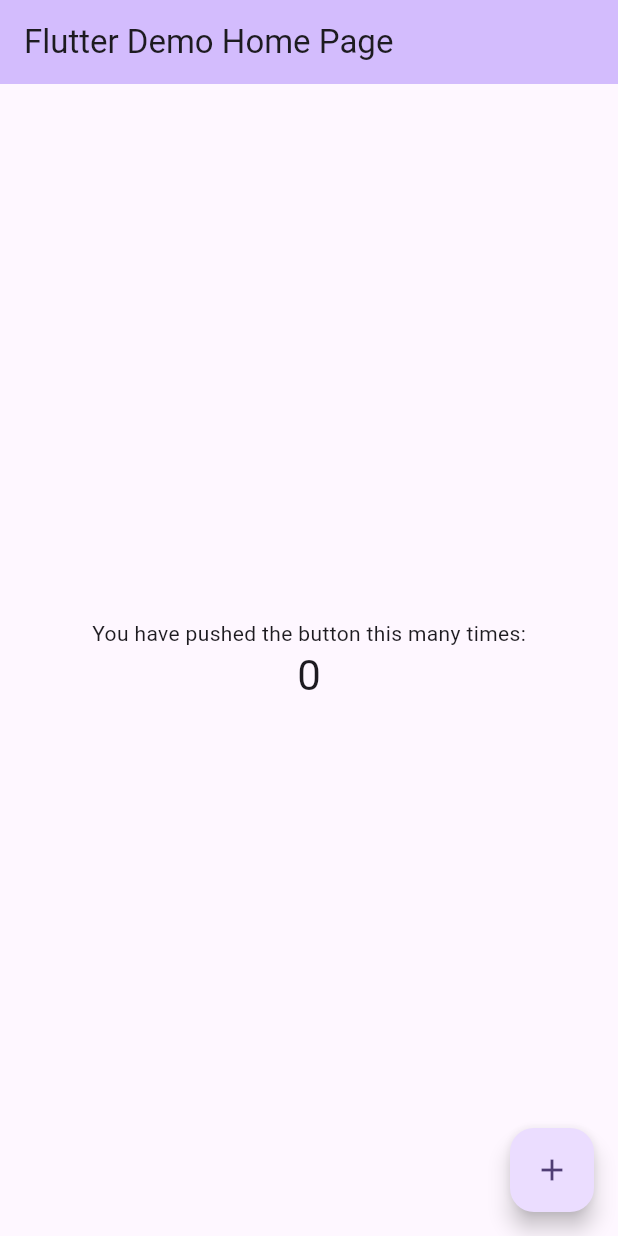
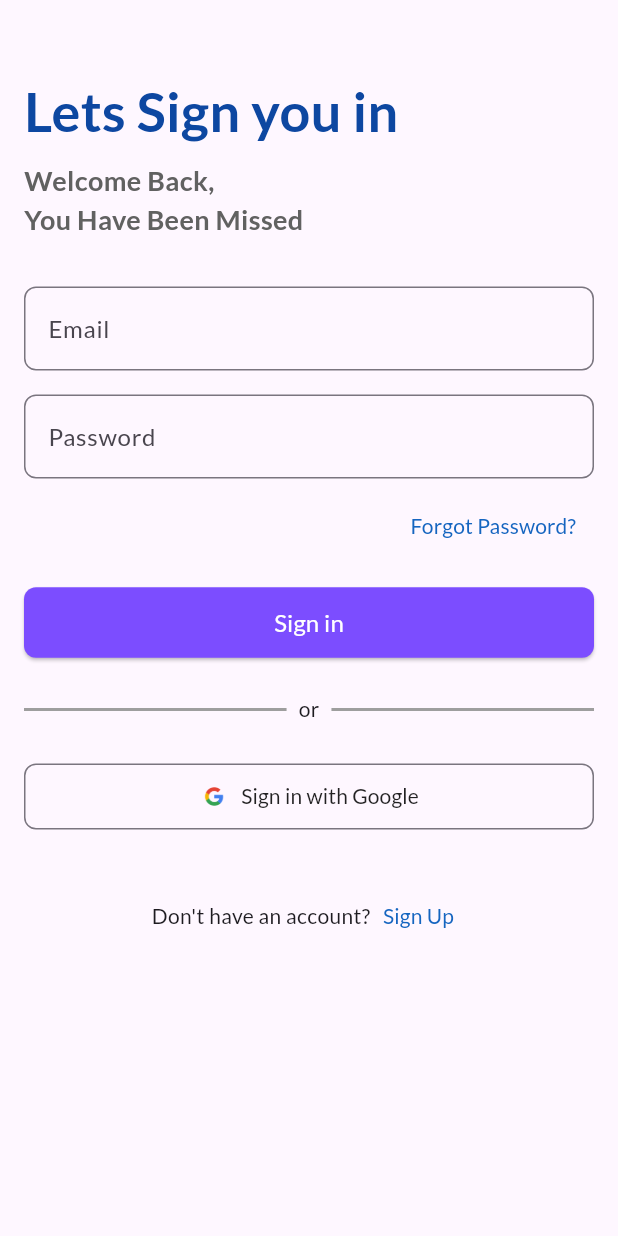
Before and after one commit to dianprsty/wartasae, a Flutter app: the screen it shows after launch, on a phone screen of 412 x 824 dp. Run offline on Flutter 3.47's test engine with Material 3 defaults, Android fonts, the light colour scheme and no system bars; our stand-ins replace email_validator, google_fonts.

Commit message:
feat: login screen ui creation

```diff
--- /dev/null
+++ b/lib/features/auth/presentation/pages/login_page.dart
@@ -0,0 +1,240 @@
+import 'package:email_validator/email_validator.dart';
+import 'package:flutter/material.dart';
+
+class LoginPage extends StatefulWidget {
+  const LoginPage({super.key});
+
+  @override
+  State<LoginPage> createState() => _LoginPageState();
+}
+
+class _LoginPageState extends State<LoginPage> {
+  final TextEditingController _emailController = TextEditingController();
+  final TextEditingController _passwordController = TextEditingController();
+  final _formKey = GlobalKey<FormState>();
+
+  String? validateEmail(value) {
+    if (value == null || value.isEmpty) {
+      return "Email can't be empty";
+    }
+
+    if (!EmailValidator.validate(value)) {
+      return "Email format is not valid";
+    }
+
+    return null;
+  }
+
+  String? validatePassword(String? value) {
+    if (value == null || value.isEmpty) {
+      return "Password can't be empty";
+    }
+
+    if (value.length < 6) {
+      return "Password length should be at leart 6 character";
+    }
+
+    return null;
+  }
+
+  void onFormSubmit() {
+    if (!_formKey.currentState!.validate()) {
+      return;
+    }
+    var snackBar = const SnackBar(
+      content: Text("Login Success"),
+    );
+    ScaffoldMessenger.of(context).showSnackBar(snackBar);
+  }
+
+  @override
+  Widget build(BuildContext context) {
+    return Scaffold(
+      body: SafeArea(
+        child: SingleChildScrollView(
+          child: Container(
+            padding: const EdgeInsets.all(16),
+            child: Column(
+              mainAxisAlignment: MainAxisAlignment.center,
+              crossAxisAlignment: CrossAxisAlignment.stretch,
+              children: [
+                const SizedBox(
+                  height: 32,
+                ),
+                Text(
+                  "Lets Sign you in",
+                  style: titleStyle,
+                ),
+                const SizedBox(
+                  height: 8,
+                ),
+                Text(
+                  "Welcome Back,",
+                  style: titleDescStyle,
+                ),
+                Text(
+                  "You Have Been Missed",
+                  style: titleDescStyle,
+                ),
+                const SizedBox(
+                  height: 32,
+                ),
+                Form(
+                  key: _formKey,
+                  child: Column(
+                    crossAxisAlignment: CrossAxisAlignment.stretch,
+                    children: [
+                      TextFormField(
+                        validator: validateEmail,
+                        controller: _emailController,
+                        decoration: InputDecoration(
+                          border: OutlineInputBorder(
+                            borderRadius: BorderRadius.circular(8),
+                          ),
+                          hintText: "Email",
+                          labelText: "Email",
+                          focusColor: Colors.blue[900],
+                        ),
+                      ),
+                      const SizedBox(height: 16),
+                      TextFormField(
+                        obscureText: true,
+                        validator: validatePassword,
+                        controller: _passwordController,
+                        decoration: InputDecoration(
+                          border: OutlineInputBorder(
+                            borderRadius: BorderRadius.circular(8),
+                          ),
+                          hintText: "Password",
+                          labelText: "Password",
+                          focusColor: Colors.blue[900],
+                        ),
+                      ),
+                      const SizedBox(height: 8),
+                      TextButton(
+                        style: const ButtonStyle(
+                          alignment: Alignment.centerRight,
+                          enableFeedback: false,
+                          overlayColor: WidgetStateColor.transparent,
+                        ),
+                        onPressed: () {},
+                        child: Text(
+                          "Forgot Password?",
+                          style: TextStyle(color: Colors.blue[800]),
+                          textAlign: TextAlign.end,
+                        ),
+                      ),
+                      const SizedBox(height: 16),
+                      ElevatedButton(
+                        onPressed: onFormSubmit,
+                        style: const ButtonStyle(
+                          padding: WidgetStatePropertyAll(EdgeInsets.all(12)),
+                          backgroundColor:
+                              WidgetStatePropertyAll(Colors.deepPurpleAccent),
+                          shape: WidgetStatePropertyAll(
+                            RoundedRectangleBorder(
+                              borderRadius:
+                                  BorderRadius.all(Radius.circular(8)),
+                            ),
+                          ),
+                        ),
+                        child: const Text(
+                          "Sign in",
+                          style: TextStyle(color: Colors.white, fontSize: 16),
+                        ),
+                      ),
+                    ],
+                  ),
+                ),
+                const SizedBox(height: 24),
+                Row(
+                  children: [
+                    Flexible(
+                      child: Container(
+                        decoration: BoxDecoration(
+                          border: Border.all(color: Colors.grey[500] as Color),
+                        ),
+                      ),
+                    ),
+                    const Padding(
+                      padding: EdgeInsetsDirectional.only(start: 8, end: 8),
+                      child: Text("or"),
+                    ),
+                    Flexible(
+                      child: Container(
+                        decoration: BoxDecoration(
+                          border: Border.all(color: Colors.grey[500] as Color),
+                        ),
+                      ),
+                    )
+                  ],
+                ),
+                const SizedBox(height: 24),
+                OutlinedButton(
+                  onPressed: () {
+                    //
+                  },
+                  style: const ButtonStyle(
+                    padding: WidgetStatePropertyAll(EdgeInsets.all(12)),
+                    shape: WidgetStatePropertyAll(
+                      RoundedRectangleBorder(
+                        borderRadius: BorderRadius.all(Radius.circular(8)),
+                      ),
+                    ),
+                  ),
+                  child: Row(
+                    mainAxisAlignment: MainAxisAlignment.center,
+                    children: [
+                      Image.asset(
+                        "assets/images/google.png",
+                        height: 20,
+                      ),
+                      const SizedBox(width: 8),
+                      const Text(
+                        "Sign in with Google",
+                        style: TextStyle(color: Colors.black87, fontSize: 14),
+                      )
+                    ],
+                  ),
+                ),
+                const SizedBox(height: 32),
+                Row(
+                  mainAxisAlignment: MainAxisAlignment.center,
+                  children: [
+                    const Text("Don't have an account?"),
+                    TextButton(
+                      style: const ButtonStyle(
+                          alignment: Alignment.center,
+                          enableFeedback: false,
+                          overlayColor: WidgetStateColor.transparent,
+                          padding: WidgetStatePropertyAll(EdgeInsets.zero)),
+                      onPressed: () {},
+                      child: Text(
+                        "Sign Up",
+                        style: TextStyle(
+                          color: Colors.blue[800],
+                        ),
+                      ),
+                    ),
+                  ],
+                )
+              ],
+            ),
+          ),
+        ),
+      ),
+    );
+  }
+
+  TextStyle titleStyle = TextStyle(
+    fontWeight: FontWeight.bold,
+    fontSize: 36,
+    color: Colors.blue[900],
+  );
+
+  TextStyle titleDescStyle = TextStyle(
+    fontWeight: FontWeight.w600,
+    fontSize: 18,
+    color: Colors.grey[700],
+  );
+}
--- a/lib/main.dart
+++ b/lib/main.dart
@@ -1,4 +1,6 @@
 import 'package:flutter/material.dart';
+import 'package:google_fonts/google_fonts.dart';
+import 'package:warta_sae/features/auth/presentation/pages/login_page.dart';
 
 void main() {
   runApp(const MyApp());
@@ -13,113 +15,11 @@
     return MaterialApp(
       title: 'Flutter Demo',
       theme: ThemeData(
-        // This is the theme of your application.
-        //
-        // TRY THIS: Try running your application with "flutter run". You'll see
-        // the application has a purple toolbar. Then, without quitting the app,
-        // try changing the seedColor in the colorScheme below to Colors.green
-        // and then invoke "hot reload" (save your changes or press the "hot
-        // reload" button in a Flutter-supported IDE, or press "r" if you used
-        // the command line to start the app).
-        //
-        // Notice that the counter didn't reset back to zero; the application
-        // state is not lost during the reload. To reset the state, use hot
-        // restart instead.
-        //
-        // This works for code too, not just values: Most code changes can be
-        // tested with just a hot reload.
         colorScheme: ColorScheme.fromSeed(seedColor: Colors.deepPurple),
+        textTheme: GoogleFonts.latoTextTheme(),
         useMaterial3: true,
       ),
-      home: const MyHomePage(title: 'Flutter Demo Home Page'),
+      home: const LoginPage(),
     );
   }
 }
-
-class MyHomePage extends StatefulWidget {
-  const MyHomePage({super.key, required this.title});
-
-  // This widget is the home page of your application. It is stateful, meaning
-  // that it has a State object (defined below) that contains fields that affect
-  // how it looks.
-
-  // This class is the configuration for the state. It holds the values (in this
-  // case the title) provided by the parent (in this case the App widget) and
-  // used by the build method of the State. Fields in a Widget subclass are
-  // always marked "final".
-
-  final String title;
-
-  @override
-  State<MyHomePage> createState() => _MyHomePageState();
-}
-
-class _MyHomePageState extends State<MyHomePage> {
-  int _counter = 0;
-
-  void _incrementCounter() {
-    setState(() {
-      // This call to setState tells the Flutter framework that something has
-      // changed in this State, which causes it to rerun the build method below
-      // so that the display can reflect the updated values. If we changed
-      // _counter without calling setState(), then the build method would not be
-      // called again, and so nothing would appear to happen.
-      _counter++;
-    });
-  }
-
-  @override
-  Widget build(BuildContext context) {
-    // This method is rerun every time setState is called, for instance as done
-    // by the _incrementCounter method above.
-    //
-    // The Flutter framework has been optimized to make rerunning build methods
-    // fast, so that you can just rebuild anything that needs updating rather
-    // than having to individually change instances of widgets.
-    return Scaffold(
-      appBar: AppBar(
-        // TRY THIS: Try changing the color here to a specific color (to
-        // Colors.amber, perhaps?) and trigger a hot reload to see the AppBar
-        // change color while the other colors stay the same.
-        backgroundColor: Theme.of(context).colorScheme.inversePrimary,
-        // Here we take the value from the MyHomePage object that was created by
-        // the App.build method, and use it to set our appbar title.
-        title: Text(widget.title),
-      ),
-      body: Center(
-        // Center is a layout widget. It takes a single child and positions it
-        // in the middle of the parent.
-        child: Column(
-          // Column is also a layout widget. It takes a list of children and
-          // arranges them vertically. By default, it sizes itself to fit its
-          // children horizontally, and tries to be as tall as its parent.
-          //
-          // Column has various properties to control how it sizes itself and
-          // how it positions its children. Here we use mainAxisAlignment to
-          // center the children vertically; the main axis here is the vertical
-          // axis because Columns are vertical (the cross axis would be
-          // horizontal).
-          //
-          // TRY THIS: Invoke "debug painting" (choose the "Toggle Debug Paint"
-          // action in the IDE, or press "p" in the console), to see the
-          // wireframe for each widget.
-          mainAxisAlignment: MainAxisAlignment.center,
-          children: <Widget>[
-            const Text(
-              'You have pushed the button this many times:',
-            ),
-            Text(
-              '$_counter',
-              style: Theme.of(context).textTheme.headlineMedium,
-            ),
-          ],
-        ),
-      ),
-      floatingActionButton: FloatingActionButton(
-        onPressed: _incrementCounter,
-        tooltip: 'Increment',
-        child: const Icon(Icons.add),
-      ), // This trailing comma makes auto-formatting nicer for build methods.
-    );
-  }
-}
```
Also changed, not shown: pubspec.yaml (+9 -50 lines), assets/images/google.png (added), pubspec.lock, 1 other file.
